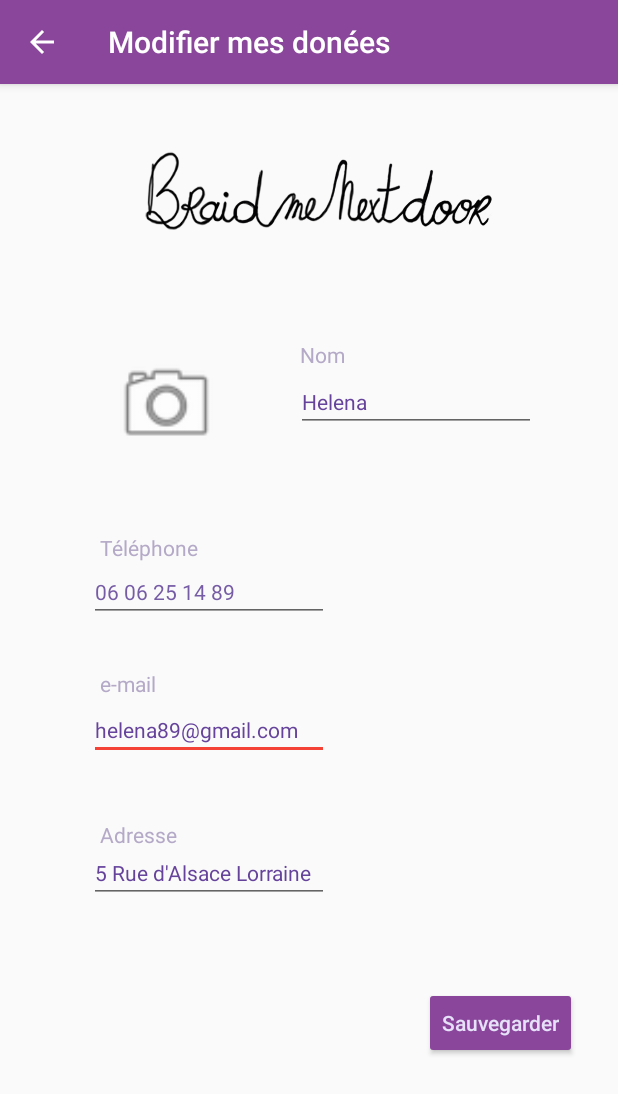
After one commit to svetlana-sadk/bmnd, an Android app: the ModificationProfilClient screen opened directly, with no data from a screen before it, on a phone screen of 412 x 824 dp. The commit adds this screen. Shown: the top 1094 px of the screen. Run offline under Robolectric (Android 15) with nearby library versions, the phone set to English and light mode, and no system bars.

Commit message:
add 2 pages client
""

```diff
--- a/bmnd/app/build.gradle
+++ b/bmnd/app/build.gradle
@@ -31,4 +31,5 @@ dependencies {
     testImplementation 'junit:junit:4.12'
     androidTestImplementation 'androidx.test.ext:junit:1.1.1'
     androidTestImplementation 'androidx.test.espresso:espresso-core:3.2.0'
+    implementation 'com.google.android.material:material:1.0.0'
 }
--- /dev/null
+++ b/bmnd/app/src/main/java/com/example/bmnd/ModificationProfilClient.java
@@ -0,0 +1,51 @@
+package com.example.bmnd;
+
+import android.content.Intent;
+import android.os.Bundle;
+import android.view.View;
+import android.widget.Button;
+import android.widget.EditText;
+import android.widget.ImageView;
+import android.widget.TextView;
+
+import androidx.appcompat.app.AppCompatActivity;
+
+public class ModificationProfilClient extends AppCompatActivity {
+
+    private Button btSauvegarder;
+    private ImageView photoClientToEdit;
+    private TextView tvNom;
+    private EditText editTextEmail;
+    private TextView tvEmail;
+    private TextView tvAdress;
+    private TextView tvTelephone;
+    private ImageView imageView2;
+    private EditText editTextTelephone;
+    private EditText editTextNom;
+    private EditText editTextAdress;
+
+    @Override
+    protected void onCreate(Bundle savedInstanceState) {
+        super.onCreate(savedInstanceState);
+        setContentView(R.layout.activity_modification_profil_client);
+        btSauvegarder = findViewById(R.id.btSauvegarder);
+        photoClientToEdit = findViewById(R.id.photoClientToEdit);
+        tvNom = findViewById(R.id.tvNom);
+        editTextEmail = findViewById(R.id.editTextEmail);
+        tvEmail = findViewById(R.id.tvEmail);
+        tvAdress = findViewById(R.id.tvAdress);
+        tvTelephone = findViewById(R.id.tvTelephone);
+        imageView2 = findViewById(R.id.photoClientToEdit);
+        editTextTelephone = findViewById(R.id.editTextTelephone);
+        editTextNom = findViewById(R.id.editTextNom);
+        editTextAdress = findViewById(R.id.editTextAdress);
+
+        getSupportActionBar().setDisplayHomeAsUpEnabled(true);
+    }
+
+    public void onBtSauvegarderClick(View view) {
+        // changes in Bean, save, then open them on client page
+        Intent intent = new Intent(this, ProfilClient.class);
+        startActivity(intent);
+    }
+}
--- a/bmnd/app/src/main/res/layout/activity_connexion.xml
+++ b/bmnd/app/src/main/res/layout/activity_connexion.xml
@@ -1,4 +1,3 @@
-
 <?xml version="1.0" encoding="utf-8"?>
 <androidx.constraintlayout.widget.ConstraintLayout xmlns:android="http://schemas.android.com/apk/res/android"
     xmlns:app="http://schemas.android.com/apk/res-auto"
--- /dev/null
+++ b/bmnd/app/src/main/res/layout/activity_modification_profil_client.xml
@@ -0,0 +1,159 @@
+<?xml version="1.0" encoding="utf-8"?>
+<androidx.constraintlayout.widget.ConstraintLayout xmlns:android="http://schemas.android.com/apk/res/android"
+    xmlns:app="http://schemas.android.com/apk/res-auto"
+    xmlns:tools="http://schemas.android.com/tools"
+    android:layout_width="match_parent"
+    android:layout_height="match_parent"
+    tools:context=".ModificationProfilClient">
+
+    <TextView
+        android:id="@+id/tvNom2"
+        android:layout_width="wrap_content"
+        android:layout_height="wrap_content"
+        android:layout_marginEnd="182dp"
+        android:layout_marginBottom="109dp"
+        android:text="Nom"
+        android:textColor="#B4A9C7"
+        app:layout_constraintBottom_toTopOf="@+id/tvTelephone"
+        app:layout_constraintEnd_toEndOf="parent"
+        app:layout_constraintStart_toEndOf="@+id/photoClientToEdit"
+        app:layout_constraintTop_toBottomOf="@+id/imageView" />
+
+    <ImageView
+        android:id="@+id/imageView"
+        android:layout_width="351dp"
+        android:layout_height="0dp"
+        android:layout_marginStart="30dp"
+        android:layout_marginEnd="30dp"
+        android:layout_marginBottom="41dp"
+        app:layout_constraintBottom_toTopOf="@+id/tvNom2"
+        app:layout_constraintEnd_toEndOf="parent"
+        app:layout_constraintStart_toStartOf="parent"
+        app:layout_constraintTop_toTopOf="parent"
+        app:srcCompat="@drawable/text_bmnd" />
+
+    <Button
+        android:id="@+id/btSauvegarder"
+        android:layout_width="wrap_content"
+        android:layout_height="wrap_content"
+        android:layout_marginEnd="27dp"
+        android:layout_marginBottom="118dp"
+        android:backgroundTint="@color/colorPrimary"
+        android:onClick="onBtSauvegarderClick"
+        android:text="Sauvegarder"
+        android:textAllCaps="false"
+        android:textColor="#E6E1F8"
+        android:textColorHighlight="#8D6EC3"
+        android:textColorHint="#8D6EC3"
+        app:layout_constraintBottom_toBottomOf="parent"
+        app:layout_constraintEnd_toEndOf="parent"
+        app:layout_constraintTop_toBottomOf="@+id/tvAdress" />
+
+    <EditText
+        android:id="@+id/editTextEmail"
+        android:layout_width="0dp"
+        android:layout_height="wrap_content"
+        android:layout_marginBottom="40dp"
+        android:ems="10"
+        android:inputType="textPersonName"
+        android:text="helena89@gmail.com"
+        android:textColor="@color/colorPrimaryDark"
+        android:textSize="14sp"
+        app:layout_constraintBottom_toTopOf="@+id/tvAdress"
+        app:layout_constraintEnd_toEndOf="@+id/editTextAdress"
+        app:layout_constraintStart_toStartOf="@+id/editTextAdress"
+        app:layout_constraintTop_toBottomOf="@+id/tvEmail" />
+
+    <TextView
+        android:id="@+id/tvEmail"
+        android:layout_width="wrap_content"
+        android:layout_height="wrap_content"
+        android:layout_marginStart="7dp"
+        android:layout_marginBottom="1dp"
+        android:text="e-mail "
+        android:textColor="#B4A9C7"
+        app:layout_constraintBottom_toTopOf="@+id/editTextEmail"
+        app:layout_constraintStart_toStartOf="@+id/editTextEmail"
+        app:layout_constraintTop_toBottomOf="@+id/editTextTelephone" />
+
+    <TextView
+        android:id="@+id/tvAdress"
+        android:layout_width="wrap_content"
+        android:layout_height="wrap_content"
+        android:layout_marginStart="7dp"
+        android:layout_marginBottom="92dp"
+        android:text="Adresse"
+        android:textColor="#B4A9C7"
+        app:layout_constraintBottom_toTopOf="@+id/btSauvegarder"
+        app:layout_constraintStart_toStartOf="@+id/editTextAdress"
+        app:layout_constraintTop_toBottomOf="@+id/editTextEmail" />
+
+    <TextView
+        android:id="@+id/tvTelephone"
+        android:layout_width="wrap_content"
+        android:layout_height="wrap_content"
+        android:layout_marginStart="7dp"
+        android:text="Téléphone "
+        android:textColor="#B4A9C7"
+        app:layout_constraintBottom_toTopOf="@+id/editTextTelephone"
+        app:layout_constraintStart_toStartOf="@+id/editTextTelephone"
+        app:layout_constraintTop_toBottomOf="@+id/tvNom2" />
+
+    <ImageView
+        android:id="@+id/photoClientToEdit"
+        android:layout_width="0dp"
+        android:layout_height="72dp"
+        android:layout_marginStart="75dp"
+        android:layout_marginTop="48dp"
+        android:layout_marginEnd="53dp"
+        app:layout_constraintEnd_toStartOf="@+id/tvNom2"
+        app:layout_constraintStart_toStartOf="parent"
+        app:layout_constraintTop_toBottomOf="@+id/imageView"
+        app:srcCompat="@android:drawable/ic_menu_camera" />
+
+    <EditText
+        android:id="@+id/editTextTelephone"
+        android:layout_width="0dp"
+        android:layout_height="wrap_content"
+        android:layout_marginBottom="31dp"
+        android:ems="10"
+        android:inputType="textPersonName"
+        android:text="06 06 25 14 89 "
+        android:textColor="#765BA5"
+        android:textSize="14sp"
+        app:layout_constraintBottom_toTopOf="@+id/tvEmail"
+        app:layout_constraintEnd_toEndOf="@+id/editTextEmail"
+        app:layout_constraintStart_toStartOf="@+id/editTextEmail"
+        app:layout_constraintTop_toBottomOf="@+id/tvTelephone" />
+
+    <EditText
+        android:id="@+id/editTextNom"
+        android:layout_width="wrap_content"
+        android:layout_height="wrap_content"
+        android:layout_marginStart="45dp"
+        android:layout_marginTop="2dp"
+        android:layout_marginEnd="50dp"
+        android:ems="10"
+        android:inputType="textPersonName"
+        android:text="Helena"
+        android:textColor="@color/colorPrimaryDark"
+        android:textSize="14sp"
+        app:layout_constraintEnd_toEndOf="parent"
+        app:layout_constraintStart_toEndOf="@+id/photoClientToEdit"
+        app:layout_constraintTop_toBottomOf="@+id/tvNom2" />
+
+    <EditText
+        android:id="@+id/editTextAdress"
+        android:layout_width="0dp"
+        android:layout_height="wrap_content"
+        android:layout_marginStart="59dp"
+        android:layout_marginTop="15dp"
+        android:ems="10"
+        android:inputType="textPersonName"
+        android:text="5 Rue d'Alsace Lorraine"
+        android:textColor="@color/colorPrimaryDark"
+        android:textSize="14sp"
+        app:layout_constraintStart_toStartOf="parent"
+        app:layout_constraintTop_toTopOf="@+id/tvAdress" />
+
+</androidx.constraintlayout.widget.ConstraintLayout>
--- a/bmnd/app/src/main/res/values/colors.xml
+++ b/bmnd/app/src/main/res/values/colors.xml
@@ -7,5 +7,5 @@
     <color name="prune">#680124</color>
     <color name="darkblue">#03363E</color>
     <color name="lightblue">#049E77</color>
-
+    <color name="lightGrey">#B4A9C7</color>
 </resources>
--- a/bmnd/app/src/main/res/values/strings.xml
+++ b/bmnd/app/src/main/res/values/strings.xml
@@ -3,4 +3,6 @@
     <string name="btnDisconnect">Se déconnecter</string>
     <string name="btnConnect">Se connecter</string>
     <string name="btnCompte">Créer un compte</string>
+    <string name="MonCompte">Mon compte</string>
+    <string name="ModifierMesDonnes">Modifier mes donées</string>
 </resources>
```
Also changed, not shown: bmnd/app/src/main/AndroidManifest.xml (+9 -2 lines), bmnd/app/src/main/java/com/example/bmnd/ClientBean.java (added, +68 -0 lines), bmnd/app/src/main/java/com/example/bmnd/ProfilClient.java (added, +47 -0 lines), bmnd/app/src/main/res/layout/activity_main.xml (+7 -6 lines), bmnd/app/src/main/res/layout/activity_profil_client.xml (added, +146 -0 lines), bmnd/app/src/main/res/drawable/text_bmnd.png (added), 1 other file.
